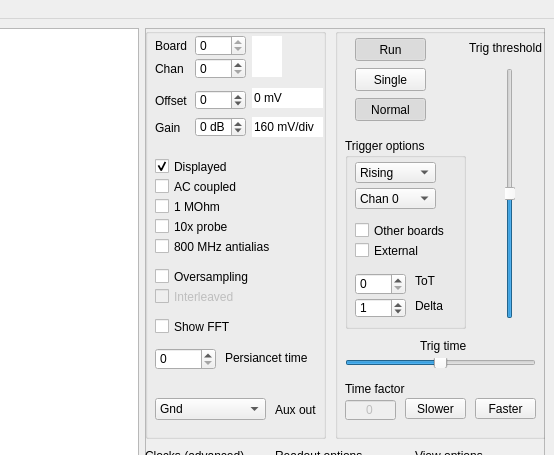
The window that software/HaasoscopePro.ui (drandyhaas/HaasoscopePro) describes before a commit, drawn with Qt 5; both pictures show x 667 to 1221 and y 0 to 455 of the 1221 by 800 pixel window.
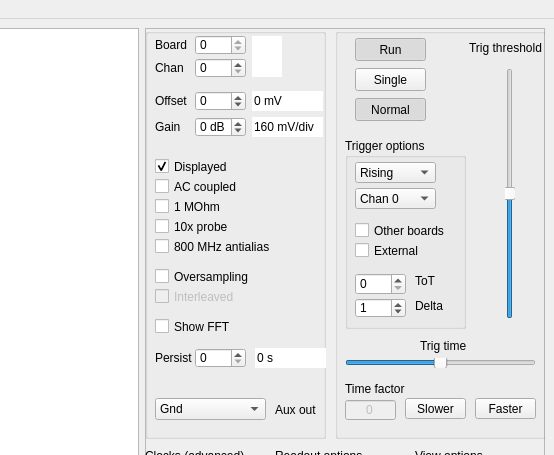
The same window after the commit. Custom widgets are drawn as their Qt base class.

Commit message: persist gui text stop persist timer when done

What changed in the file:
```diff
--- a/software/HaasoscopePro.ui
+++ b/software/HaasoscopePro.ui
@@ -942,7 +942,7 @@
           <x>50</x>
           <y>30</y>
           <width>51</width>
-          <height>21</height>
+          <height>20</height>
          </rect>
         </property>
         <property name="font">
@@ -958,7 +958,7 @@
         <property name="geometry">
          <rect>
           <x>10</x>
-          <y>31</y>
+          <y>30</y>
           <width>47</width>
           <height>20</height>
          </rect>
@@ -1099,7 +1099,7 @@
         <property name="geometry">
          <rect>
           <x>50</x>
-          <y>62</y>
+          <y>63</y>
           <width>51</width>
           <height>20</height>
          </rect>
@@ -1126,7 +1126,7 @@
         <property name="geometry">
          <rect>
           <x>10</x>
-          <y>90</y>
+          <y>89</y>
           <width>47</width>
           <height>19</height>
          </rect>
@@ -1197,7 +1197,7 @@
           <x>50</x>
           <y>7</y>
           <width>51</width>
-          <height>21</height>
+          <height>20</height>
          </rect>
         </property>
         <property name="font">
@@ -1213,7 +1213,7 @@
         <property name="geometry">
          <rect>
           <x>10</x>
-          <y>8</y>
+          <y>7</y>
           <width>47</width>
           <height>20</height>
          </rect>
@@ -1365,7 +1365,7 @@
         <property name="geometry">
          <rect>
           <x>107</x>
-          <y>60</y>
+          <y>63</y>
           <width>71</width>
           <height>20</height>
          </rect>
@@ -1446,31 +1446,13 @@
          </property>
         </item>
        </widget>
-       <widget class="QLabel" name="label_24">
-        <property name="geometry">
-         <rect>
-          <x>80</x>
-          <y>322</y>
-          <width>91</width>
-          <height>16</height>
-         </rect>
-        </property>
-        <property name="font">
-         <font>
-          <family>Arial</family>
-         </font>
-        </property>
-        <property name="text">
-         <string>Persiancet time</string>
-        </property>
-       </widget>
        <widget class="QSpinBox" name="persistTbox">
         <property name="geometry">
          <rect>
-          <x>10</x>
+          <x>50</x>
           <y>320</y>
-          <width>61</width>
-          <height>22</height>
+          <width>51</width>
+          <height>20</height>
          </rect>
         </property>
         <property name="font">
@@ -1491,12 +1473,58 @@
          <number>0</number>
         </property>
         <property name="maximum">
-         <number>10</number>
+         <number>12</number>
         </property>
         <property name="value">
          <number>0</number>
         </property>
        </widget>
+       <widget class="QLineEdit" name="persistText">
+        <property name="geometry">
+         <rect>
+          <x>110</x>
+          <y>320</y>
+          <width>71</width>
+          <height>20</height>
+         </rect>
+        </property>
+        <property name="inputMask">
+         <string/>
+        </property>
+        <property name="text">
+         <string notr="true">0 s</string>
+        </property>
+        <property name="maxLength">
+         <number>50</number>
+        </property>
+        <property name="frame">
+         <bool>false</bool>
+        </property>
+        <property name="cursorPosition">
+         <number>3</number>
+        </property>
+        <property name="readOnly">
+         <bool>true</bool>
+        </property>
+       </widget>
+       <widget class="QLabel" name="label_13">
+        <property name="geometry">
+         <rect>
+          <x>10</x>
+          <y>320</y>
+          <width>47</width>
+          <height>19</height>
+         </rect>
+        </property>
+        <property name="font">
+         <font>
+          <family>Arial</family>
+         </font>
+        </property>
+        <property name="text">
+         <string>Persist</string>
+        </property>
+       </widget>
       </widget>
       <widget class="QGroupBox" name="groupBox_3">
        <property name="geometry">
```
The commit also changes 1 other file.
